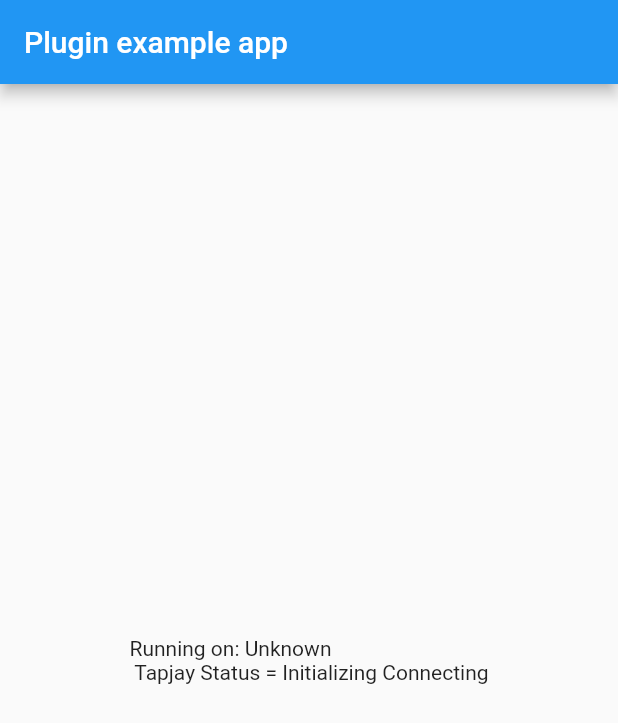
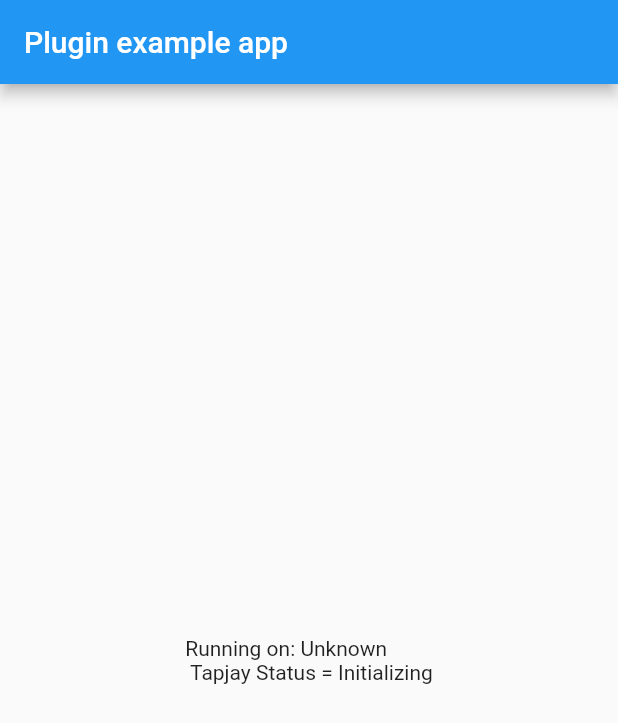
Before and after one commit to dr4xor/tapjoy-flutter-plugin, a Flutter app: the screen it shows after launch, on a phone screen of 412 x 824 dp. Shown: the top 723 px of the screen. Run offline on Flutter 3.47's test engine with Material 2 defaults, Android fonts, the phone set to English and light mode, and no system bars; our stand-ins replace flutter_dotenv.

Commit message:
Working initial iOS & Android example

```diff
--- a/example/lib/main.dart
+++ b/example/lib/main.dart
@@ -19,7 +19,7 @@ class MyApp extends StatefulWidget {
 
 class _MyAppState extends State<MyApp> {
   String _platformVersion = 'Unknown';
-  String _tapjoyStatus = 'Initializing Connecting';
+  String _tapjoyStatus = 'Initializing';
   var active;
 
   @override
```
Also changed, not shown: example/pubspec.lock, 16 other files.
